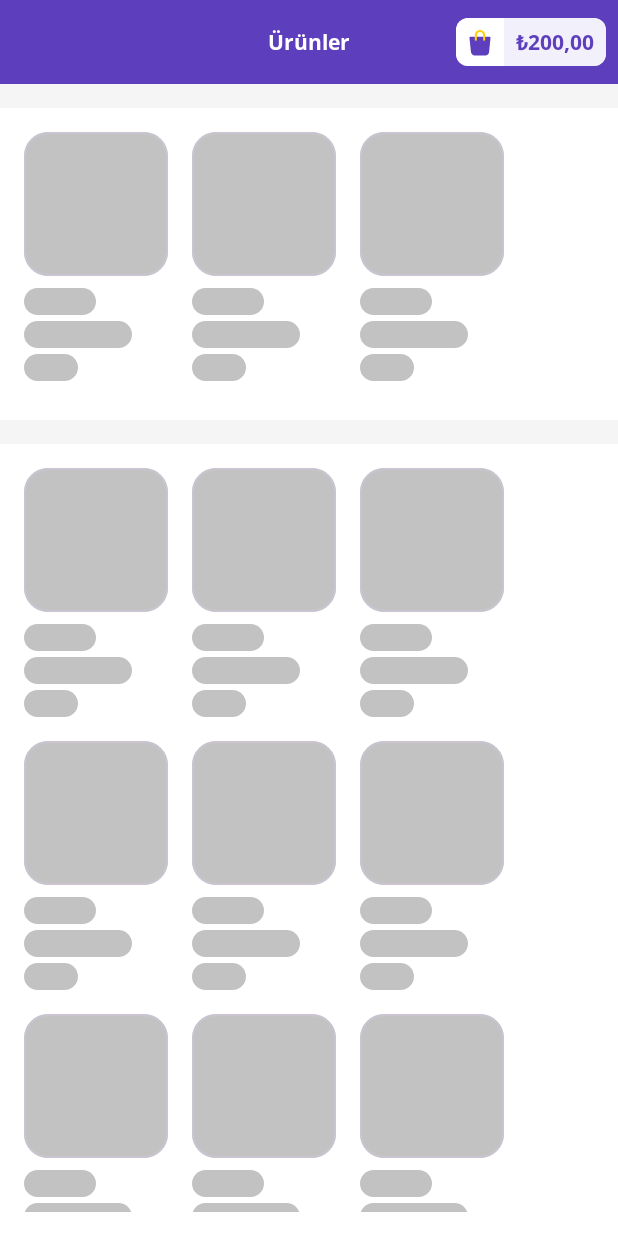
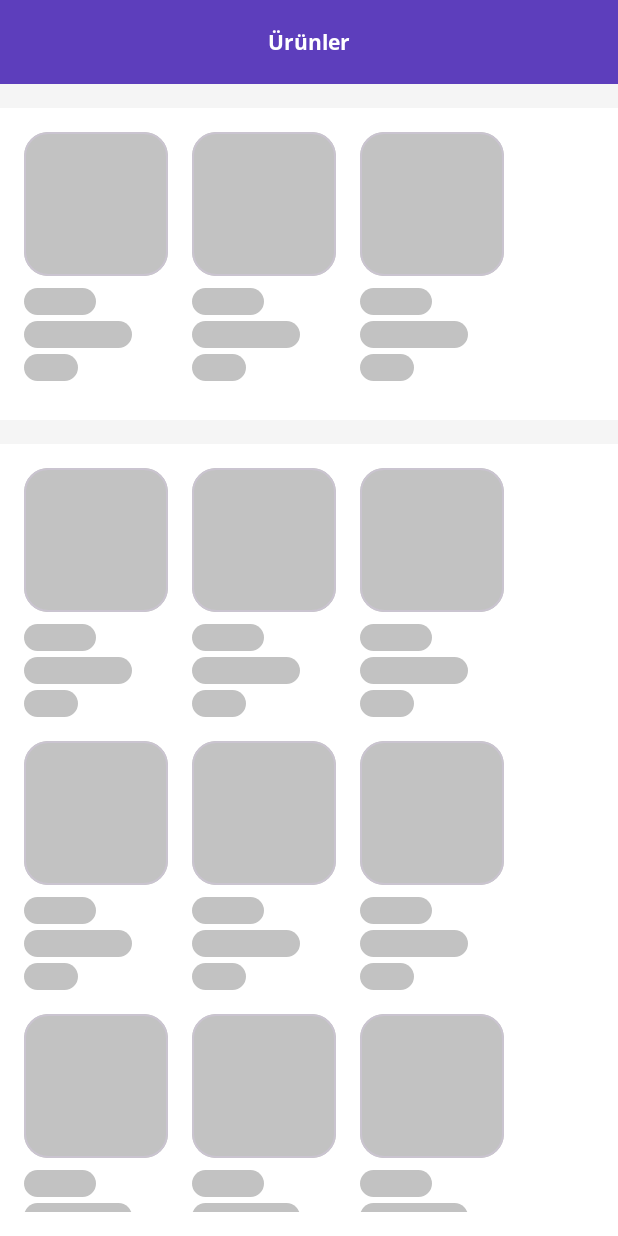
Before and after one commit to f-arslan/Getir-Lite, an Android app: the layout fragment_listing.xml on its own in the app's theme, with its tools: preview values and no code run, on a phone screen of 412 x 824 dp. Run offline under Robolectric (Android 15) with nearby library versions, the phone set to English and light mode, and no system bars.

Commit message:
refactor: general refactoring, animation adaptation

```diff
--- a/app/src/main/java/com/patika/getir_lite/data/ProductRepository.kt
+++ b/app/src/main/java/com/patika/getir_lite/data/ProductRepository.kt
@@ -2,6 +2,7 @@ package com.patika.getir_lite.data
 
 import com.patika.getir_lite.model.BaseResponse
 import com.patika.getir_lite.model.BasketWithProducts
+import com.patika.getir_lite.model.CountType
 import com.patika.getir_lite.model.Order
 import com.patika.getir_lite.model.Product
 import kotlinx.coroutines.flow.Flow
@@ -15,6 +16,6 @@ interface ProductRepository {
     fun getBasketAsFlow(): Flow<Order?>
     fun getBasketWithProductsAsFlow(): Flow<BasketWithProducts?>
     fun getProductAsFlow(productId: Long): Flow<Product?>
-    suspend fun updateItemCount(productId: Long, count: Int)
+    suspend fun updateItemCount(productId: Long, countType: CountType)
     suspend fun clearBasket(): Boolean
 }
--- a/app/src/main/java/com/patika/getir_lite/feature/BaseFragment.kt
+++ b/app/src/main/java/com/patika/getir_lite/feature/BaseFragment.kt
@@ -17,6 +17,7 @@ abstract class BaseFragment<T : ViewBinding> : Fragment() {
         savedInstanceState: Bundle?
     ): View? {
         _binding = inflateBinding(inflater, container)
+        safeOnCreateView()
         return binding.root
     }
 
@@ -29,6 +30,10 @@ abstract class BaseFragment<T : ViewBinding> : Fragment() {
 
     protected abstract fun T.onMain()
 
+    protected open fun safeOnCreateView() {
+
+    }
+
     override fun onDestroyView() {
         super.onDestroyView()
         _binding = null
--- a/app/src/main/java/com/patika/getir_lite/feature/adapter/ProductAdapter.kt
+++ b/app/src/main/java/com/patika/getir_lite/feature/adapter/ProductAdapter.kt
@@ -23,7 +23,7 @@ import com.patika.getir_lite.util.ext.toItemActionType
 class ProductAdapter<B : ViewBinding>(
     private val bindingInflater: (inflater: LayoutInflater, parent: ViewGroup, attachToParent: Boolean) -> B,
     private val events: (ProductEvent) -> Unit,
-    private val onProductClick: (productId: Long) -> Unit = {}
+    private val onProductClick: (productId: Long) -> Unit
 ) : ListAdapter<Product, ProductAdapter.ProductViewHolder<B>>(ItemDiff) {
 
     private val asyncListDiffer = AsyncListDiffer(this, ItemDiff)
@@ -86,6 +86,9 @@ class ProductAdapter<B : ViewBinding>(
                 crossfade(true)
             }
             itemActionView.handleActionOperations(product.entityId)
+            binding.root.setOnClickListener {
+                onProductClick(product.entityId)
+            }
             bindCount(product.count)
         }
 
@@ -138,6 +141,7 @@ class ProductAdapter<B : ViewBinding>(
                 )
             )
     }
+
     fun saveData(product: List<Product>) {
         asyncListDiffer.submitList(product)
     }
--- a/app/src/main/java/com/patika/getir_lite/ui/ActionCardView.kt
+++ b/app/src/main/java/com/patika/getir_lite/ui/ActionCardView.kt
@@ -1,9 +1,6 @@
 package com.patika.getir_lite.ui
 
 import android.content.Context
-import android.graphics.Canvas
-import android.graphics.Color
-import android.graphics.Paint
 import android.util.AttributeSet
 import android.util.TypedValue
 import android.view.LayoutInflater
--- a/app/src/main/res/layout/dialog_basket_delete.xml
+++ b/app/src/main/res/layout/dialog_basket_delete.xml
@@ -4,6 +4,7 @@
     xmlns:tools="http://schemas.android.com/tools"
     android:layout_width="match_parent"
     android:layout_height="wrap_content"
+    android:layout_margin="16dp"
     android:background="@drawable/bg_dialog"
     android:orientation="vertical"
     android:padding="8dp">
--- a/app/src/main/res/layout/fragment_listing.xml
+++ b/app/src/main/res/layout/fragment_listing.xml
@@ -4,6 +4,7 @@
     xmlns:tools="http://schemas.android.com/tools"
     android:layout_width="match_parent"
     android:layout_height="match_parent"
+    android:background="@color/getir_background"
     tools:context=".feature.listing.ListingFragment">
 
     <Toolbar
@@ -27,51 +28,16 @@
         app:layout_constraintStart_toStartOf="parent"
         app:layout_constraintTop_toTopOf="@+id/toolbar" />
 
-    <com.google.android.material.card.MaterialCardView
-        android:id="@+id/cv_total_price"
+    <include
+        android:id="@+id/layout_total_price_card"
+        layout="@layout/total_price_card"
         android:layout_width="wrap_content"
         android:layout_height="wrap_content"
         android:layout_marginEnd="8dp"
-        android:clickable="true"
-        android:focusable="true"
-        android:foreground="?attr/selectableItemBackground"
-        app:cardCornerRadius="8dp"
-        app:layout_constraintBottom_toBottomOf="@id/toolbar"
+        android:visibility="gone"
+        app:layout_constraintBottom_toBottomOf="@+id/toolbar"
         app:layout_constraintEnd_toEndOf="parent"
-        app:layout_constraintTop_toTopOf="parent"
-        app:strokeWidth="0dp">
-
-        <LinearLayout
-            android:layout_width="wrap_content"
-            android:layout_height="wrap_content"
-            android:gravity="center"
-            android:orientation="horizontal">
-
-            <ImageButton
-                android:id="@+id/btn_shopping"
-                android:layout_width="32dp"
-                android:layout_height="32dp"
-                android:background="?attr/colorSurface"
-                android:contentDescription="@string/add_item"
-                android:padding="4dp"
-                android:src="@drawable/ic_bag" />
-
-            <TextView
-                android:id="@+id/tv_total_price"
-                android:layout_width="wrap_content"
-                android:layout_height="match_parent"
-                android:background="?attr/colorTertiary"
-                android:gravity="center"
-                android:maxLines="1"
-                android:paddingHorizontal="8dp"
-                android:text="@string/_0_00"
-                android:textColor="?attr/colorPrimary"
-                android:textStyle="bold"
-                tools:text="₺200,00" />
-
-        </LinearLayout>
-
-    </com.google.android.material.card.MaterialCardView>
+        app:layout_constraintTop_toTopOf="@+id/toolbar" />
 
     <FrameLayout
         android:id="@+id/cl_product"
--- a/app/src/main/res/layout/item_action_card.xml
+++ b/app/src/main/res/layout/item_action_card.xml
@@ -1,9 +1,11 @@
 <merge xmlns:android="http://schemas.android.com/apk/res/android"
     xmlns:tools="http://schemas.android.com/tools">
+
     <LinearLayout
         android:id="@+id/ll_item_action"
         android:layout_width="wrap_content"
         android:layout_height="wrap_content"
+        android:animateLayoutChanges="true"
         android:gravity="center"
         android:orientation="horizontal">
 
--- a/app/src/main/res/layout/item_basket.xml
+++ b/app/src/main/res/layout/item_basket.xml
@@ -43,7 +43,7 @@
             android:layout_width="wrap_content"
             android:layout_height="wrap_content"
             android:ellipsize="end"
-            android:maxLines="1"
+            android:maxLines="2"
             android:textColor="@color/black"
             android:textFontWeight="600"
             android:textSize="12sp"
--- a/app/src/main/res/layout/item_listing.xml
+++ b/app/src/main/res/layout/item_listing.xml
@@ -4,8 +4,9 @@
     xmlns:tools="http://schemas.android.com/tools"
     android:layout_width="@dimen/suggested_product_card_width"
     android:layout_height="wrap_content"
-    android:paddingBottom="16dp"
-    android:paddingTop="6dp">
+    android:paddingTop="6dp"
+    android:paddingBottom="16dp">
+
 
     <View
         android:id="@+id/view_placeholder"
--- a/app/src/main/res/layout/toolbar.xml
+++ b/app/src/main/res/layout/toolbar.xml
@@ -30,9 +30,10 @@
         android:id="@+id/btn_cancel"
         android:layout_width="wrap_content"
         android:layout_height="wrap_content"
-        android:layout_marginStart="16dp"
+        android:layout_marginStart="8dp"
         android:background="@null"
         android:contentDescription="@string/cancel"
+        android:padding="8dp"
         android:src="@drawable/ic_cancel"
         app:layout_constraintBottom_toBottomOf="@id/toolbar"
         app:layout_constraintStart_toStartOf="parent"
--- a/app/src/main/res/values/strings.xml
+++ b/app/src/main/res/values/strings.xml
@@ -16,9 +16,11 @@
     <string name="no">Hayır</string>
     <string name="yes">Evet</string>
     <string name="suggested_product">Önerilen Ürünler</string>
-
+    <string name="complete_dialog">Siparişinizi verdiniz 🙂 Sosyal teması azaltmak için siparişinizi kapınıza bırakacağız.</string>
+    <string name="complete">Tamam</string>
     <style name="product_name">Product Name</style>
     <string name="generic_error">Some error occurred, try again.</string>
+    <string name="image">Image</string>
 
     <style name="attribute">Attribute</style>
 </resources>
```
Also changed, not shown: app/src/main/java/com/patika/getir_lite/ProductViewModel.kt (+22 -3 lines), app/src/main/java/com/patika/getir_lite/data/ProductDataSource.kt (+10 -5 lines), app/src/main/java/com/patika/getir_lite/feature/basket/BasketFragment.kt (+33 -48 lines), app/src/main/java/com/patika/getir_lite/feature/basket/BasketNavigation.kt (deleted, +0 -9 lines), app/src/main/java/com/patika/getir_lite/feature/basket/BasketViewModel.kt (+21 -36 lines), app/src/main/java/com/patika/getir_lite/feature/detail/DetailFragment.kt (+23 -38 lines), app/src/main/java/com/patika/getir_lite/feature/listing/ListingFragment.kt (+27 -14 lines), app/src/main/res/layout/fragment_basket.xml (+7 -4 lines).
